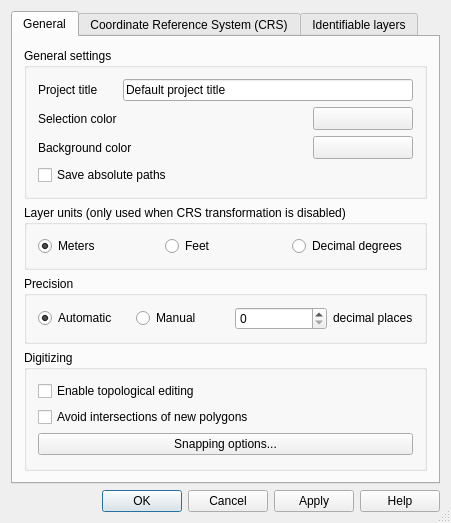
First picture: the form in qgis/src/ui/qgsprojectpropertiesbase.ui, repository sourcepole/qgis, before the edit.
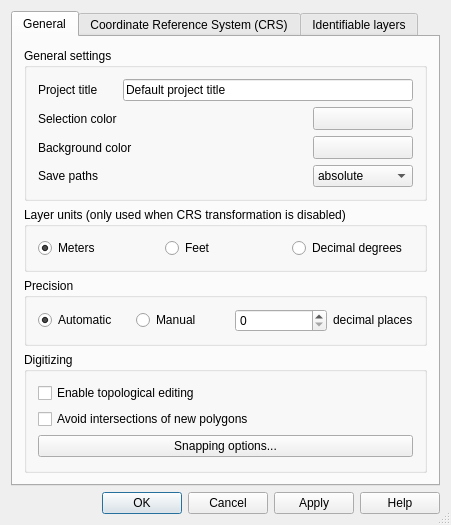
Second picture: the form after the edit. Custom widgets are drawn as their Qt base class.

Commit message: - fix load of layers saved with relative paths on *x - also save relative paths to spatialite databases - show path mode as combobox - add QgsDataSourceURI::setDatabase()

```diff
--- a/qgis/src/ui/qgsprojectpropertiesbase.ui
+++ b/qgis/src/ui/qgsprojectpropertiesbase.ui
@@ -138,13 +138,40 @@
             </property>
            </widget>
           </item>
-          <item row="3" column="0" colspan="4">
-           <widget class="QCheckBox" name="cbxAbsolutePath">
+          <item row="3" column="3">
+           <widget class="QComboBox" name="cbxAbsolutePath">
+            <item>
+             <property name="text">
+              <string>absolute</string>
+             </property>
+            </item>
+            <item>
+             <property name="text">
+              <string>relative</string>
+             </property>
+            </item>
+           </widget>
+          </item>
+          <item row="3" column="0">
+           <widget class="QLabel" name="label_3">
             <property name="text">
-             <string>Save absolute paths</string>
+             <string>Save paths</string>
             </property>
            </widget>
           </item>
+          <item row="3" column="2">
+           <spacer name="horizontalSpacer">
+            <property name="orientation">
+             <enum>Qt::Horizontal</enum>
+            </property>
+            <property name="sizeHint" stdset="0">
+             <size>
+              <width>40</width>
+              <height>20</height>
+             </size>
+            </property>
+           </spacer>
+          </item>
          </layout>
         </widget>
        </item>
```
Left out of the diff: 3 changed lines with no effect on the pictures. The commit also changes 7 other files.
